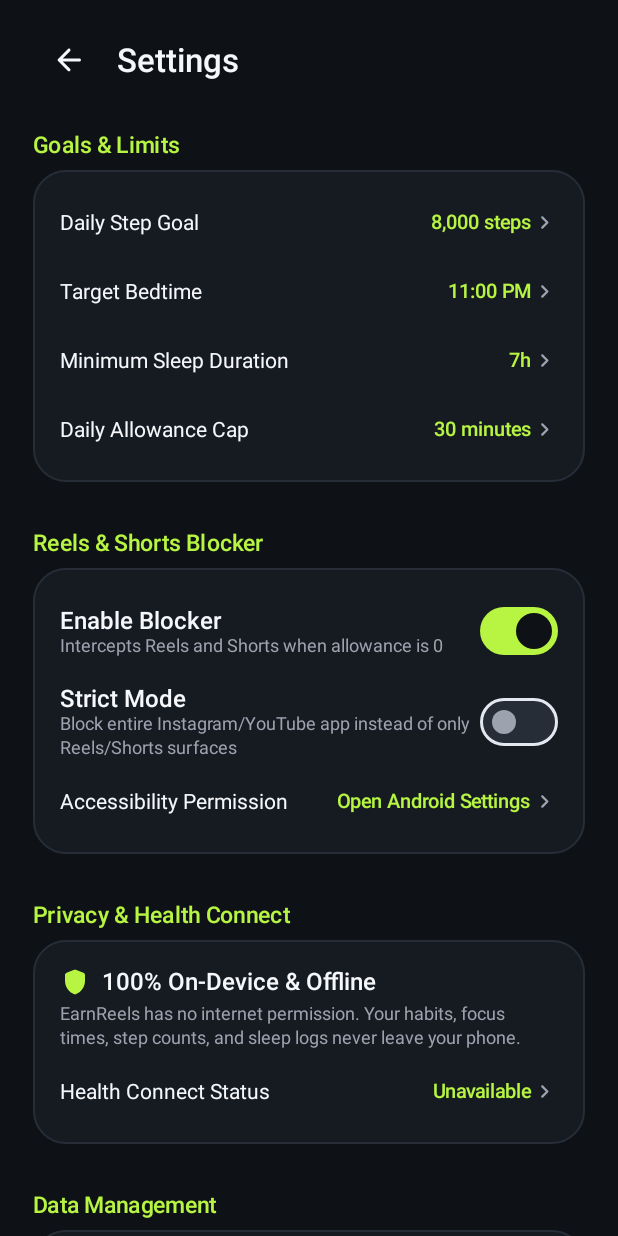
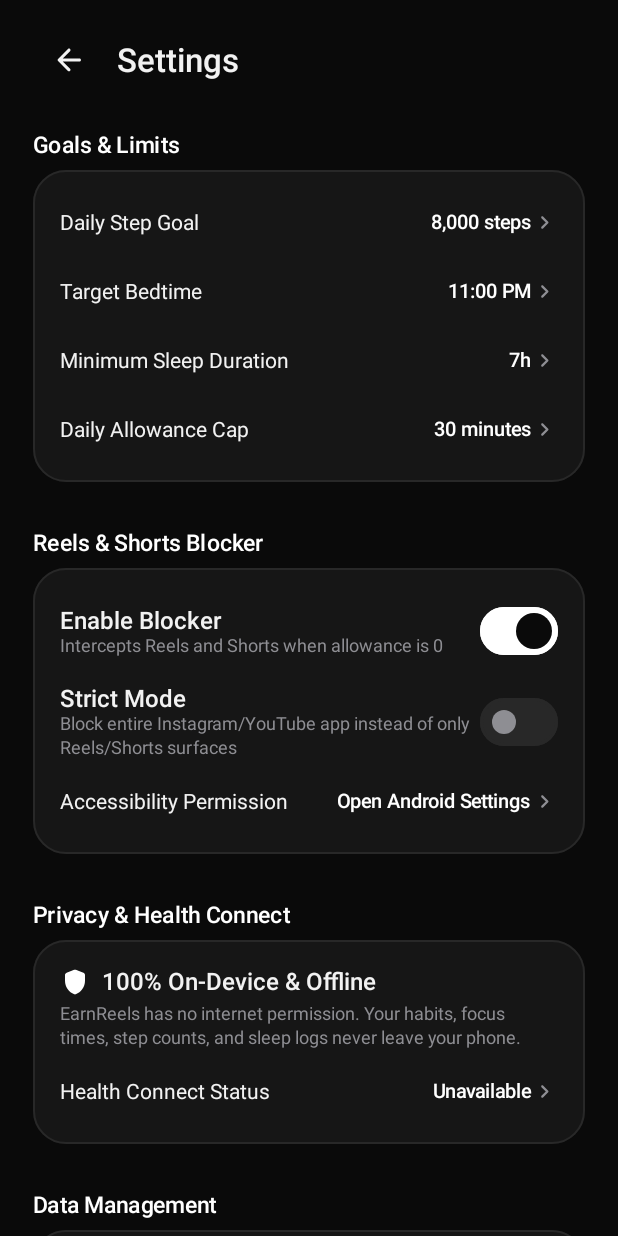
Before and after one commit to yusufcodes-india/Earnreels, an Android app built with Jetpack Compose: the screen it shows after launch (MainActivity), after a tap on "Settings", on a phone screen of 412 x 824 dp. Run offline under Robolectric (Android 15) with nearby library versions, the phone set to English and light mode, and no system bars; our stand-ins replace Navigation 3, Room's generated code; libraries missing offline, so code that uses them is left out: androidx.health.connect; 5 statements that could not run were skipped.

Commit message:
style(theme): update color palette to deep matte OLED black and high-contrast white accents
- Updated background to deep matte black (#0A0A0A) for calm, glare-free OLED viewing
- Set cards and elevated surfaces to subtle dark charcoal (#161616)
- Refined primary text to soft off-white (#F2F2F2) for crisp readability without eye fatigue
- Set secondary text and timestamps to muted neutral gray (#8E8E93)
- Configured active toggles, countdown rings, and highlights to pure white (#FFFFFF)
- Updated settings switches with high-contrast active block visibility
- Updated README and interactive HTML preview with the new visual palette

```diff
--- a/app/src/main/kotlin/com/earnreels/app/features/settings/SettingsScreen.kt
+++ b/app/src/main/kotlin/com/earnreels/app/features/settings/SettingsScreen.kt
@@ -17,7 +17,7 @@ import androidx.compose.foundation.layout.size
 import androidx.compose.foundation.rememberScrollState
 import androidx.compose.foundation.verticalScroll
 import androidx.compose.material.icons.Icons
-import androidx.compose.material.icons.rounded.ArrowBack
+import androidx.compose.material.icons.automirrored.rounded.ArrowBack
 import androidx.compose.material.icons.rounded.ChevronRight
 import androidx.compose.material.icons.rounded.Lock
 import androidx.compose.material.icons.rounded.Shield
@@ -82,7 +82,7 @@ fun SettingsScreen(
         ) {
             IconButton(onClick = onBack) {
                 Icon(
-                    imageVector = Icons.Rounded.ArrowBack,
+                    imageVector = Icons.AutoMirrored.Rounded.ArrowBack,
                     contentDescription = "Back",
                     tint = TextMain
                 )
@@ -212,8 +212,10 @@ fun SettingsScreen(
                         colors = SwitchDefaults.colors(
                             checkedThumbColor = CharcoalBackground,
                             checkedTrackColor = LimeAccent,
+                            checkedBorderColor = LimeAccent,
                             uncheckedThumbColor = TextSecondary,
-                            uncheckedTrackColor = BorderSubtle
+                            uncheckedTrackColor = BorderSubtle,
+                            uncheckedBorderColor = BorderSubtle
                         )
                     )
                 }
@@ -244,8 +246,10 @@ fun SettingsScreen(
                         colors = SwitchDefaults.colors(
                             checkedThumbColor = CharcoalBackground,
                             checkedTrackColor = LimeAccent,
+                            checkedBorderColor = LimeAccent,
                             uncheckedThumbColor = TextSecondary,
-                            uncheckedTrackColor = BorderSubtle
+                            uncheckedTrackColor = BorderSubtle,
+                            uncheckedBorderColor = BorderSubtle
                         )
                     )
                 }
--- a/app/src/main/kotlin/com/earnreels/app/ui/theme/Color.kt
+++ b/app/src/main/kotlin/com/earnreels/app/ui/theme/Color.kt
@@ -2,17 +2,19 @@ package com.earnreels.app.ui.theme
 
 import androidx.compose.ui.graphics.Color
 
-// EarnReels Specific Brand Colors
-val CharcoalBackground = Color(0xFF0E1116)
-val CardSurface = Color(0xFF161B22)
-val CardSurfaceVariant = Color(0xFF1C222B)
-val BorderSubtle = Color(0xFF262D37)
+// EarnReels Deep Matte OLED Minimalist Palette
+val MatteBlackBackground = Color(0xFF0A0A0A)    // Deep matte black calm on OLED screens without glare
+val CharcoalBackground = MatteBlackBackground   // Unified background reference
+val CardSurface = Color(0xFF161616)            // Subtle dark charcoal for cards and surfaces
+val CardSurfaceVariant = Color(0xFF1E1E1E)     // Elevated surface variant
+val BorderSubtle = Color(0xFF282828)           // Subtle border separation
 
-val LimeAccent = Color(0xFFB7F542)          // Primary accent for earned Reels time
-val SleepAccent = Color(0xFF8B7CF6)         // Sleep routine accent (soft violet)
-val TextMain = Color(0xFFF5F7FA)            // Primary readable text
-val TextSecondary = Color(0xFF9CA3AF)       // Secondary / caption text
-val ErrorRed = Color(0xFFF87171)            // Blocked state / errors
+val AccentWhite = Color(0xFFFFFFFF)            // Pure white for active block switches & highlights
+val LimeAccent = AccentWhite                   // Backward-compatibility alias for active indicators
+val SleepAccent = Color(0xFF8E8E93)            // Muted neutral gray accent
+val TextMain = Color(0xFFF2F2F2)               // Soft off-white for crisp readability
+val TextSecondary = Color(0xFF8E8E93)          // Muted neutral gray for timestamps and stats
+val ErrorRed = Color(0xFFFF453A)               // OLED soft red for blocked state / errors
 
 // Light-fallback support (maintaining clean contrast)
 val LightBackground = Color(0xFFF8FAFC)
@@ -20,4 +22,4 @@ val LightSurface = Color(0xFFFFFFFF)
 val LightBorder = Color(0xFFE2E8F0)
 val LightTextMain = Color(0xFF0F172A)
 val LightTextSecondary = Color(0xFF64748B)
-val LightLimeAccent = Color(0xFF4D7C0F)      // Darker readable lime for light mode
+val LightLimeAccent = Color(0xFF0A0A0A)
```
Also changed, not shown: 1 other file.
